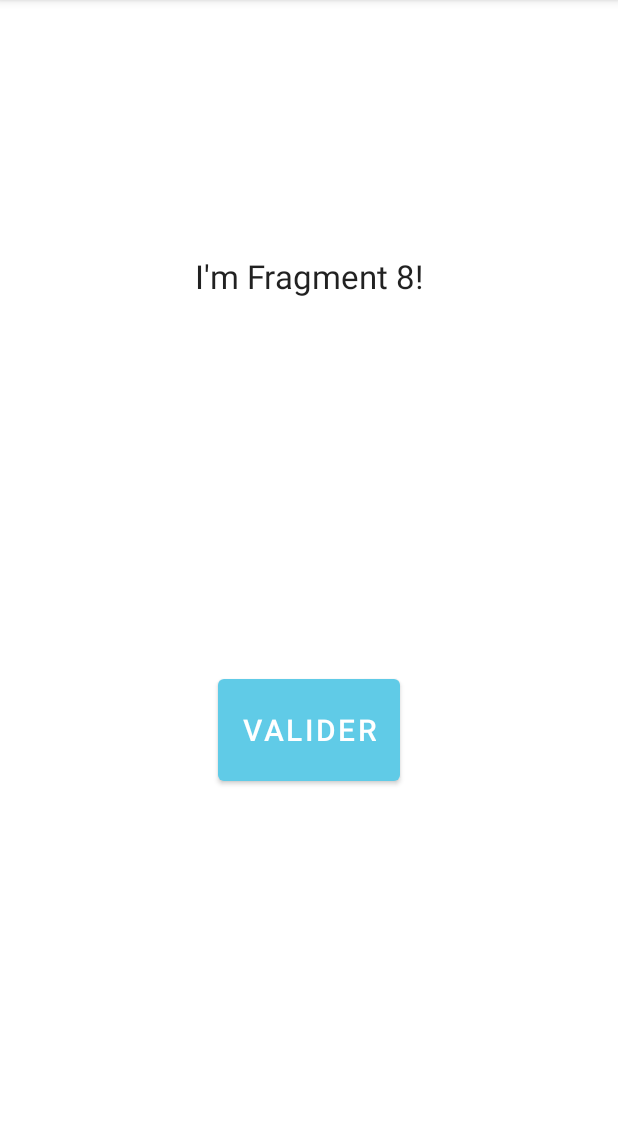
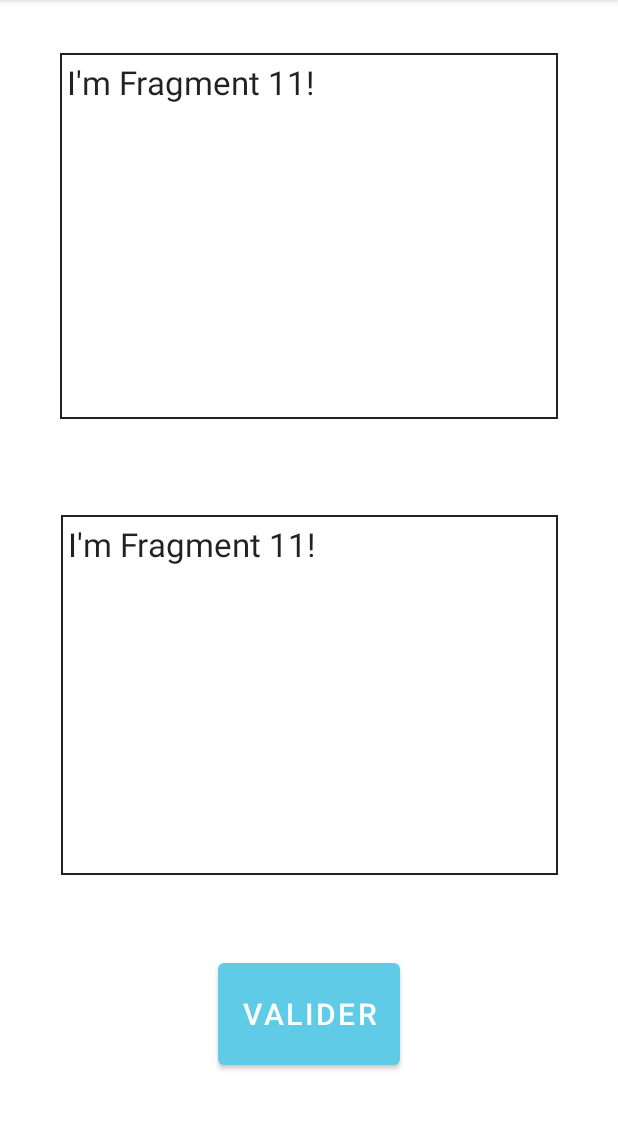
Before and after one commit to TheBoje/Gymaths, an Android app: the screen it shows after launch (ActivityExercices), after a tap on "VALIDER", on a phone screen of 412 x 824 dp, the part 84-1214 px from its top. Run offline under Robolectric (Android 15) with nearby library versions, the phone set to English and light mode, and no system bars.

Commit message:
Le fragment 8 n'est plus dans le graphe de navigation. On passe directement du 5 au 11 (fragment des solutions)

```diff
--- a/gymaths/app/src/main/java/com/example/gymaths/exercices/Fragment5.kt
+++ b/gymaths/app/src/main/java/com/example/gymaths/exercices/Fragment5.kt
@@ -43,7 +43,7 @@ class Fragment5 : Fragment()
         problemField.text = problem
 
         view.findViewById<Button>(R.id.button_validate).setOnClickListener {
-            findNavController().navigate(R.id.Fragment5To8)
+            findNavController().navigate(R.id.Fragment5To11)
         }
 
         //Fait apparaître un bouton quand on clique dans le champ texte
--- a/gymaths/app/src/main/res/navigation/exercices.xml
+++ b/gymaths/app/src/main/res/navigation/exercices.xml
@@ -13,8 +13,8 @@
         tools:layout="@layout/exercices_fragment5">
 
         <action
-            android:id="@+id/Fragment5To8"
-            app:destination="@id/Fragment8" />
+            android:id="@+id/Fragment5To11"
+            app:destination="@id/Fragment11" />
     </fragment>
 
     <fragment
```
